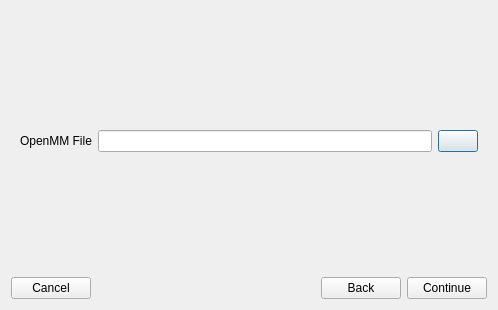
Old version of the form src/gui/importforcefieldwizard.ui in the repository disorderedmaterials/dissolve.
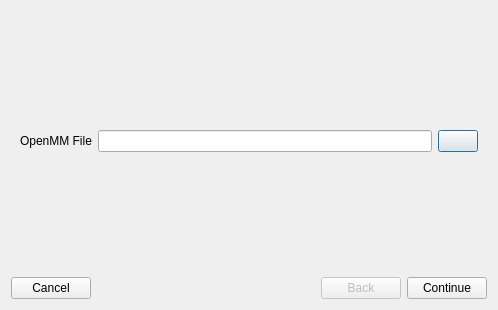
New version of the form. Icons and pictures are not drawn.

Commit message: Prevent wizard from trying to go past bounds

Diff of the .ui file:
```diff
--- a/src/gui/importforcefieldwizard.ui
+++ b/src/gui/importforcefieldwizard.ui
@@ -106,6 +106,9 @@
        </item>
        <item>
         <widget class="QPushButton" name="backButton">
+         <property name="enabled">
+          <bool>false</bool>
+         </property>
          <property name="text">
           <string>Back</string>
          </property>
```
Left out of the diff: 6 changed lines with no effect on the pictures. The commit also changes 1 other file.
